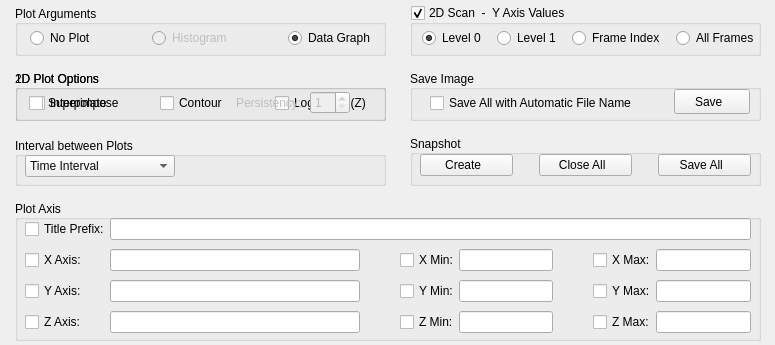
Before: the Qt Designer form slsDetectorGui/forms/form_tab_plot.ui in slsdetectorgroup/slsDetectorPackage, drawn with Qt 5.
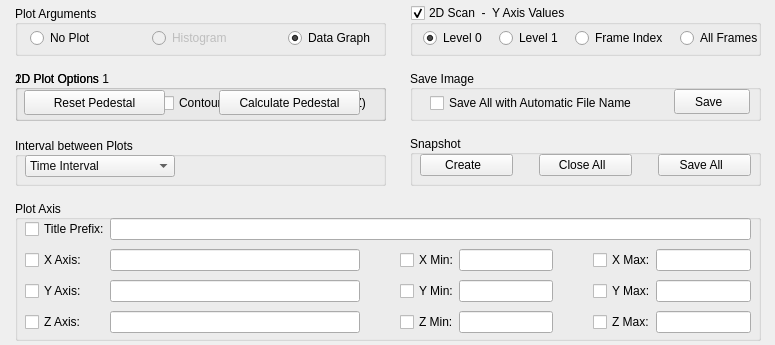
After: the same form once the commit is applied. Icons and pictures are not drawn.

Commit message: included pedestal and also moved the frame index out of graph so it doesnt keep moving

```diff
--- a/slsDetectorGui/forms/form_tab_plot.ui
+++ b/slsDetectorGui/forms/form_tab_plot.ui
@@ -183,7 +183,7 @@
     </rect>
    </property>
    <property name="title">
-    <string>1D Plot Options</string>
+    <string>1D Plot Options 1</string>
    </property>
    <property name="alignment">
     <set>Qt::AlignLeading|Qt::AlignLeft|Qt::AlignVCenter</set>
@@ -201,7 +201,7 @@
      </rect>
     </property>
     <property name="currentIndex">
-     <number>0</number>
+     <number>2</number>
     </property>
     <widget class="QWidget" name="page">
      <widget class="QWidget" name="gridLayoutWidget_2">
@@ -430,7 +430,194 @@
       </property>
       <property name="icon">
        <iconset resource="../include/icons.qrc">
-        <normaloff>:/icons/images/leftArrow.png</normaloff>:/icons/images/leftArrow.png</iconset>
+        <normaloff>:/icons/images/rightArrow.png</normaloff>:/icons/images/rightArrow.png</iconset>
+      </property>
+      <property name="iconSize">
+       <size>
+        <width>16</width>
+        <height>16</height>
+       </size>
+      </property>
+      <property name="flat">
+       <bool>true</bool>
+      </property>
+     </widget>
+    </widget>
+    <widget class="QWidget" name="page_3">
+     <widget class="QPushButton" name="btnResetPedestal">
+      <property name="geometry">
+       <rect>
+        <x>5</x>
+        <y>5</y>
+        <width>141</width>
+        <height>25</height>
+       </rect>
+      </property>
+      <property name="sizePolicy">
+       <sizepolicy hsizetype="Fixed" vsizetype="Fixed">
+        <horstretch>0</horstretch>
+        <verstretch>0</verstretch>
+       </sizepolicy>
+      </property>
+      <property name="maximumSize">
+       <size>
+        <width>16777215</width>
+        <height>16777215</height>
+       </size>
+      </property>
+      <property name="palette">
+       <palette>
+        <active>
+         <colorrole role="Shadow">
+          <brush brushstyle="SolidPattern">
+           <color alpha="255">
+            <red>20</red>
+            <green>20</green>
+            <blue>20</blue>
+           </color>
+          </brush>
+         </colorrole>
+        </active>
+        <inactive>
+         <colorrole role="Shadow">
+          <brush brushstyle="SolidPattern">
+           <color alpha="255">
+            <red>20</red>
+            <green>20</green>
+            <blue>20</blue>
+           </color>
+          </brush>
+         </colorrole>
+        </inactive>
+        <disabled>
+         <colorrole role="Shadow">
+          <brush brushstyle="SolidPattern">
+           <color alpha="255">
+            <red>20</red>
+            <green>20</green>
+            <blue>20</blue>
+           </color>
+          </brush>
+         </colorrole>
+        </disabled>
+       </palette>
+      </property>
+      <property name="focusPolicy">
+       <enum>Qt::NoFocus</enum>
+      </property>
+      <property name="text">
+       <string>Reset Pedestal</string>
+      </property>
+      <property name="icon">
+       <iconset resource="../include/icons.qrc">
+        <normaloff>:/icons/images/remove.png</normaloff>:/icons/images/remove.png</iconset>
+      </property>
+      <property name="iconSize">
+       <size>
+        <width>16</width>
+        <height>16</height>
+       </size>
+      </property>
+     </widget>
+     <widget class="QPushButton" name="btnCalPedestal">
+      <property name="geometry">
+       <rect>
+        <x>200</x>
+        <y>5</y>
+        <width>141</width>
+        <height>25</height>
+       </rect>
+      </property>
+      <property name="sizePolicy">
+       <sizepolicy hsizetype="Fixed" vsizetype="Fixed">
+        <horstretch>0</horstretch>
+        <verstretch>0</verstretch>
+       </sizepolicy>
+      </property>
+      <property name="maximumSize">
+       <size>
+        <width>16777215</width>
+        <height>16777215</height>
+       </size>
+      </property>
+      <property name="palette">
+       <palette>
+        <active>
+         <colorrole role="Shadow">
+          <brush brushstyle="SolidPattern">
+           <color alpha="255">
+            <red>20</red>
+            <green>20</green>
+            <blue>20</blue>
+           </color>
+          </brush>
+         </colorrole>
+        </active>
+        <inactive>
+         <colorrole role="Shadow">
+          <brush brushstyle="SolidPattern">
+           <color alpha="255">
+            <red>20</red>
+            <green>20</green>
+            <blue>20</blue>
+           </color>
+          </brush>
+         </colorrole>
+        </inactive>
+        <disabled>
+         <colorrole role="Shadow">
+          <brush brushstyle="SolidPattern">
+           <color alpha="255">
+            <red>20</red>
+            <green>20</green>
+            <blue>20</blue>
+           </color>
+          </brush>
+         </colorrole>
+        </disabled>
+       </palette>
+      </property>
+      <property name="focusPolicy">
+       <enum>Qt::NoFocus</enum>
+      </property>
+      <property name="text">
+       <string>Calculate Pedestal</string>
+      </property>
+      <property name="icon">
+       <iconset resource="../include/icons.qrc">
+        <normaloff>:/icons/images/add.png</normaloff>:/icons/images/add.png</iconset>
+      </property>
+      <property name="iconSize">
+       <size>
+        <width>16</width>
+        <height>16</height>
+       </size>
+      </property>
+     </widget>
+     <widget class="QPushButton" name="btnRight3">
+      <property name="geometry">
+       <rect>
+        <x>345</x>
+        <y>0</y>
+        <width>16</width>
+        <height>16</height>
+       </rect>
+      </property>
+      <property name="sizePolicy">
+       <sizepolicy hsizetype="Fixed" vsizetype="Fixed">
+        <horstretch>0</horstretch>
+        <verstretch>0</verstretch>
+       </sizepolicy>
+      </property>
+      <property name="focusPolicy">
+       <enum>Qt::NoFocus</enum>
+      </property>
+      <property name="text">
+       <string/>
+      </property>
+      <property name="icon">
+       <iconset resource="../include/icons.qrc">
+        <normaloff>:/icons/images/rightArrow.png</normaloff>:/icons/images/rightArrow.png</iconset>
       </property>
       <property name="iconSize">
        <size>
@@ -593,7 +780,7 @@
      <rect>
       <x>10</x>
       <y>20</y>
-      <width>341</width>
+      <width>348</width>
       <height>26</height>
      </rect>
     </property>
```
Left out of the diff: 2 changed lines with no effect on the pictures. The commit also changes 11 other files.
